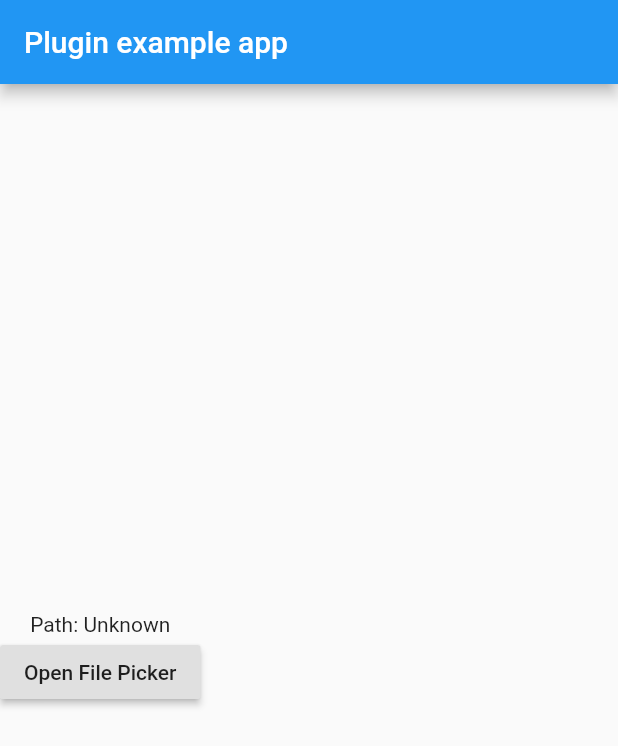
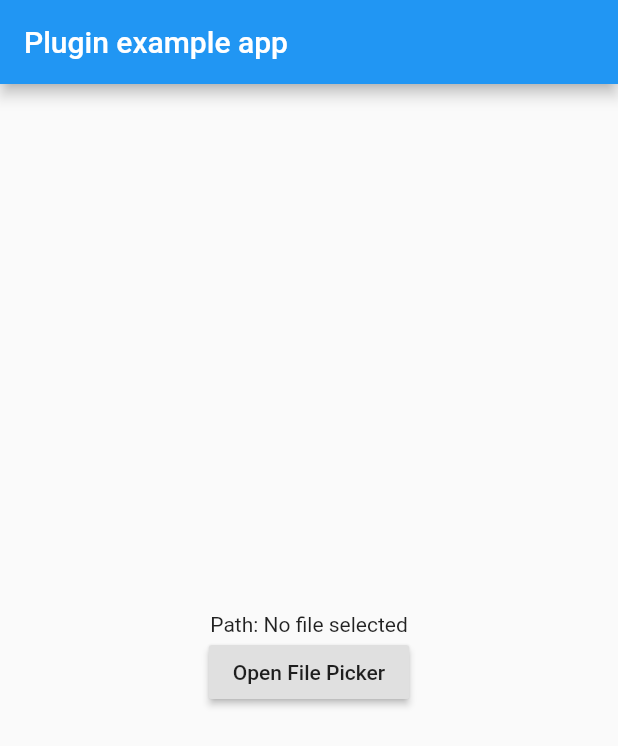
Before and after one commit to ephrimlawrence/simple_file_picker, a Flutter app: the screen it shows after launch, after a tap on "Open File Picker", on a phone screen of 412 x 824 dp. Shown: the top 746 px of the screen. Run offline on Flutter 3.47's test engine with Material 2 defaults, Android fonts, the phone set to English and light mode, and no system bars.

Commit message:
Cleanup: Remove flutter template boilerplate code

```diff
--- a/example/lib/main.dart
+++ b/example/lib/main.dart
@@ -1,7 +1,4 @@
 import 'package:flutter/material.dart';
-import 'dart:async';
-
-import 'package:flutter/services.dart';
 import 'package:simple_file_picker/simple_file_picker.dart';
 
 void main() => runApp(MyApp());
@@ -12,36 +9,8 @@ class MyApp extends StatefulWidget {
 }
 
 class _MyAppState extends State<MyApp> {
-  String path = 'Unknown';
+  String path = "No file selected";
 
-  String _platformVersion = 'Unknown';
-
-  @override
-  void initState() {
-    super.initState();
-    // initPlatformState();
-  }
-
-  // Platform messages are asynchronous, so we initialize in an async method.
-  /*  Future<void> initPlatformState() async {
-    String platformVersion;
-    // Platform messages may fail, so we use a try/catch PlatformException.
-    try {
-      platformVersion = await SimpleFilePicker.getPath();
-    } on PlatformException {
-      platformVersion = 'Failed to get platform version.';
-    }
-
-    // If the widget was removed from the tree while the asynchronous platform
-    // message was in flight, we want to discard the reply rather than calling
-    // setState to update our non-existent appearance.
-    if (!mounted) return;
-
-    setState(() {
-      _platformVersion = platformVersion;
-    });
-  }
- */
   @override
   Widget build(BuildContext context) {
     return MaterialApp(
@@ -49,18 +18,19 @@ class _MyAppState extends State<MyApp> {
         appBar: AppBar(
           title: const Text('Plugin example app'),
         ),
-        body:  Column(
-              crossAxisAlignment: CrossAxisAlignment.center,
-              mainAxisAlignment: MainAxisAlignment.center,
+        body: Center(
+          child: Column(
+            mainAxisAlignment: MainAxisAlignment.center,
             children: <Widget>[
               Text("Path: $path"),
               RaisedButton(
                 child: Text("Open File Picker"),
-                onPressed: () => SimpleFilePicker.getPath().then((var p) {
+                onPressed: () => SimpleFilePicker.open().then((var p) {
                   setState(() => this.path = p);
                 }),
               ),
             ],
+          ),
         ),
       ),
     );
--- a/lib/simple_file_picker.dart
+++ b/lib/simple_file_picker.dart
@@ -1,18 +1,12 @@
-import 'dart:async';
-
 import 'package:flutter/services.dart';
 
 class SimpleFilePicker {
   static const MethodChannel _channel =
       const MethodChannel('simple_file_picker');
 
-  static Future<String> get platformVersion async {
-    final String version = await _channel.invokeMethod('getPlatformVersion');
-    return version;
-  }
-
-  static Future<String> getPath({String contentType: "*/*"}) async {
-    String path = await _channel.invokeMethod("filePicker", {"contentType": contentType});
+  static Future<String> open({String contentType: "*/*"}) async {
+    String path =
+        await _channel.invokeMethod("filePicker", {"contentType": contentType});
     return path;
   }
 }
```
Also changed, not shown: 1 other file.
